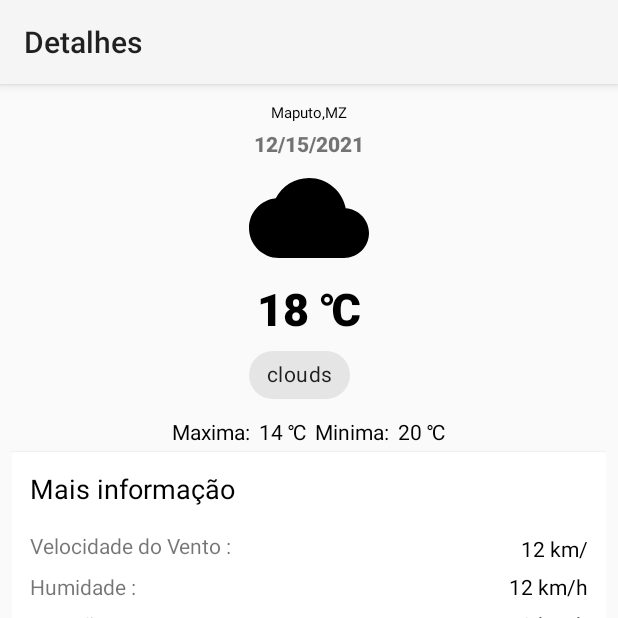
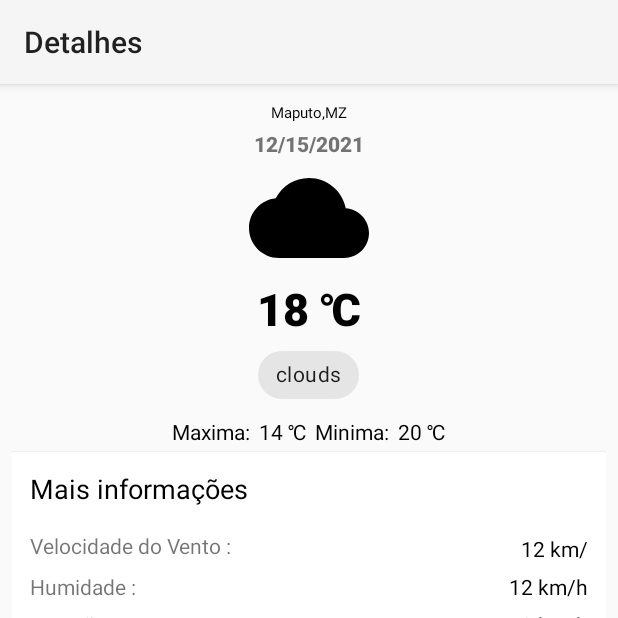
Before and after one commit to StelioBraga/weather, an Android app: the DetailsActivity screen opened directly, with no data from a screen before it, on a phone screen of 412 x 824 dp, the top half of it. Run offline under Robolectric (Android 15) with nearby library versions, the phone set to English and light mode, and no system bars.

Commit message:
💅 fixe ui

```diff
--- a/app/src/main/res/layout/activity_details.xml
+++ b/app/src/main/res/layout/activity_details.xml
@@ -50,6 +50,8 @@
                 android:id="@+id/chip_weather_state"
                 android:layout_width="wrap_content"
                 android:layout_height="wrap_content"
+                android:layout_gravity="center"
+                android:clickable="false"
                 android:text="clouds"
                 android:theme="@style/Theme.MaterialComponents.Light"/>
         </LinearLayout>
@@ -103,7 +105,7 @@
                     android:layout_width="wrap_content"
                     android:layout_height="wrap_content"
                     android:layout_alignParentStart="true"
-                    android:text="Mais informação"
+                    android:text="Mais informações"
                     android:textSize="18sp"
                     android:layout_marginBottom="12dp"
                     android:textAppearance="?attr/textAppearanceHeadline6"/>
```
